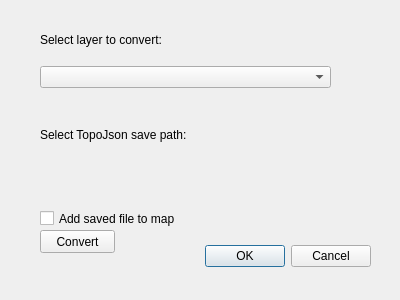
Before: the Qt Designer form topojson_writer_dialog_base.ui in bogind/topojson_writer, drawn with Qt 5.
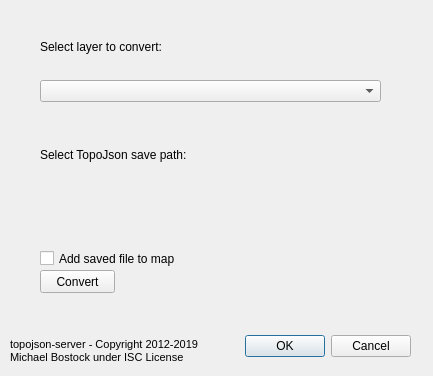
After: the same form once the commit is applied. Custom widgets are drawn as their Qt base class.

Diff of the .ui file:
```diff
--- a/topojson_writer_dialog_base.ui
+++ b/topojson_writer_dialog_base.ui
@@ -6,8 +6,8 @@
    <rect>
     <x>0</x>
     <y>0</y>
-    <width>400</width>
-    <height>300</height>
+    <width>433</width>
+    <height>376</height>
    </rect>
   </property>
   <property name="windowTitle">
@@ -16,8 +16,8 @@
   <widget class="QDialogButtonBox" name="button_box">
    <property name="geometry">
     <rect>
-     <x>30</x>
-     <y>240</y>
+     <x>70</x>
+     <y>330</y>
      <width>341</width>
      <height>32</height>
     </rect>
@@ -34,8 +34,8 @@
     <rect>
      <x>40</x>
      <y>20</y>
-     <width>291</width>
-     <height>181</height>
+     <width>341</width>
+     <height>221</height>
     </rect>
    </property>
    <layout class="QVBoxLayout" name="verticalLayout_2">
@@ -88,7 +88,7 @@
    <property name="geometry">
     <rect>
      <x>40</x>
-     <y>230</y>
+     <y>270</y>
      <width>75</width>
      <height>23</height>
     </rect>
@@ -100,10 +100,10 @@
   <widget class="QWidget" name="verticalLayoutWidget">
    <property name="geometry">
     <rect>
-     <x>20</x>
-     <y>271</y>
-     <width>21</width>
-     <height>20</height>
+     <x>350</x>
+     <y>240</y>
+     <width>31</width>
+     <height>31</height>
     </rect>
    </property>
    <layout class="QVBoxLayout" name="iframe_holder"/>
@@ -112,7 +112,7 @@
    <property name="geometry">
     <rect>
      <x>40</x>
-     <y>210</y>
+     <y>250</y>
      <width>141</width>
      <height>17</height>
     </rect>
@@ -121,6 +121,30 @@
     <string>Add saved file to map</string>
    </property>
   </widget>
+  <widget class="QLabel" name="attribution">
+   <property name="geometry">
+    <rect>
+     <x>10</x>
+     <y>330</y>
+     <width>201</width>
+     <height>41</height>
+    </rect>
+   </property>
+   <property name="font">
+    <font>
+     <pointsize>8</pointsize>
+    </font>
+   </property>
+   <property name="text">
+    <string>topojson-server - Copyright 2012-2019 Michael Bostock under ISC License</string>
+   </property>
+   <property name="wordWrap">
+    <bool>true</bool>
+   </property>
+   <property name="margin">
+    <number>5</number>
+   </property>
+  </widget>
  </widget>
  <customwidgets>
   <customwidget>
```
